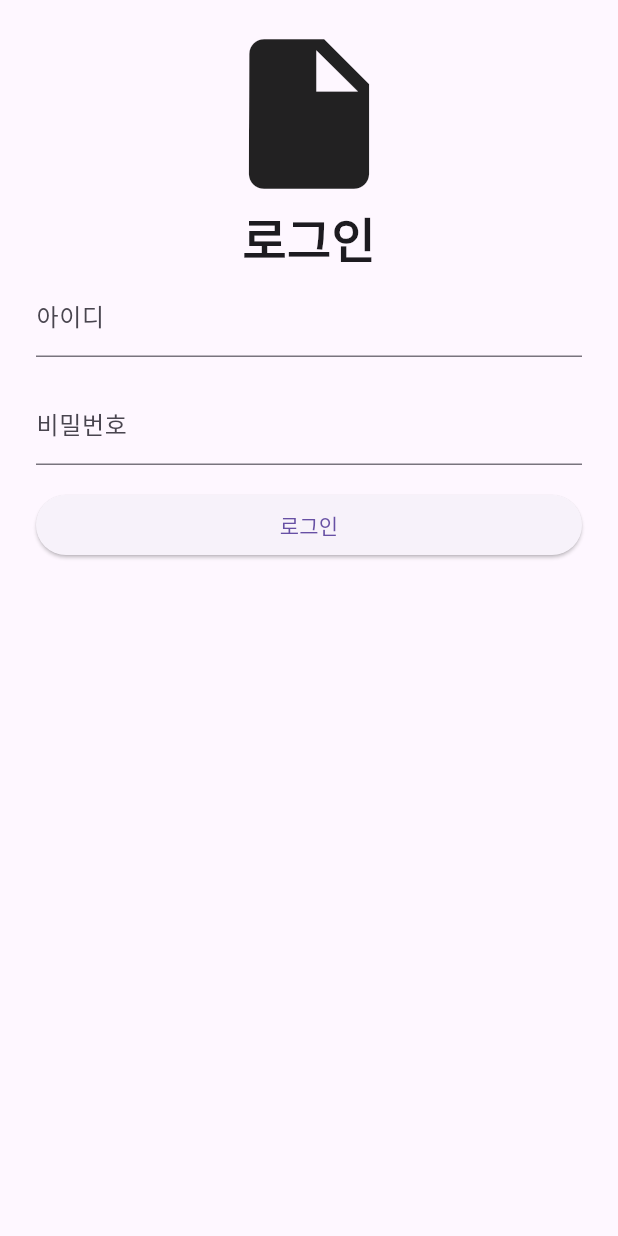
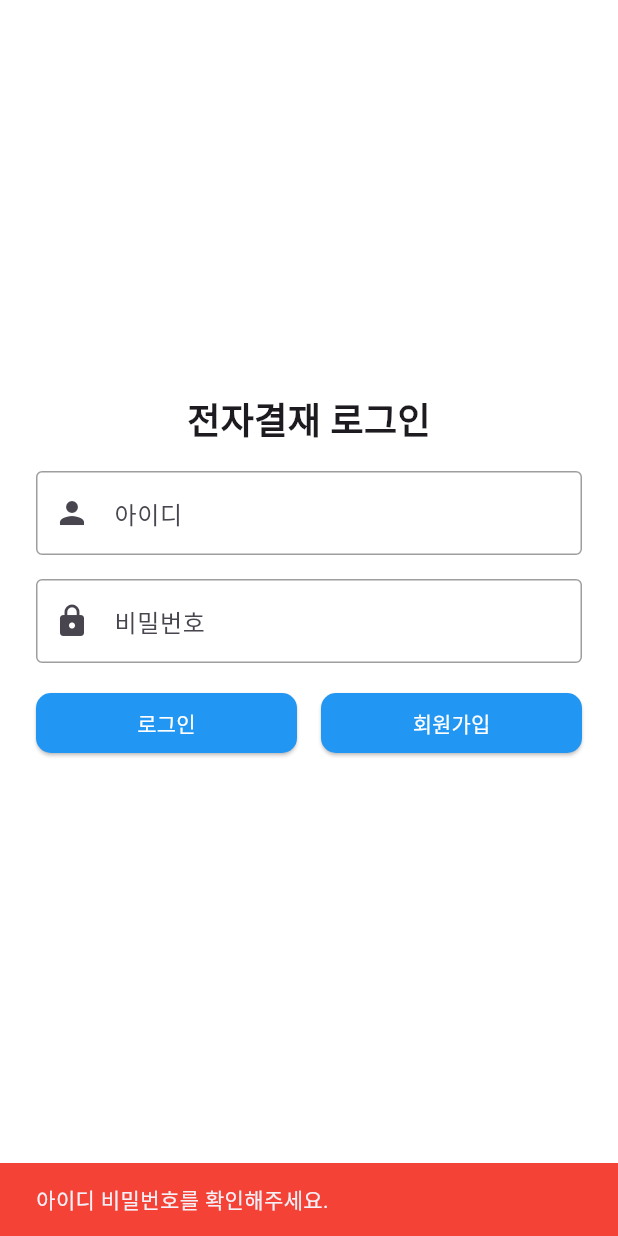
Before and after one commit to tttuer/ea, a Flutter app: the screen it shows after launch, after a tap on "로그인", on a phone screen of 412 x 824 dp. Run offline on Flutter 3.47's test engine with Material 3 defaults, Android fonts, the phone set to English and light mode, and no system bars; our stand-ins replace dio, flutter_riverpod, go_router, retrofit; generated files the repository leaves out were written again.

Commit message:
로그인 화면 구현 user 관련 구현중 dev,prod 구분 작업중

```diff
--- /dev/null
+++ b/lib/common/dio/dio.dart
@@ -0,0 +1,6 @@
+import 'package:dio/dio.dart';
+import 'package:flutter_riverpod/flutter_riverpod.dart';
+
+final dioProvider = Provider<Dio>((ref) {
+  return Dio();
+});
--- /dev/null
+++ b/lib/common/view/custom_button.dart
@@ -0,0 +1,21 @@
+import 'package:flutter/material.dart';
+
+class CustomButton extends StatelessWidget {
+  final String text;
+  final VoidCallback onPressed;
+
+  const CustomButton({super.key, required this.text, required this.onPressed});
+
+  @override
+  Widget build(BuildContext context) {
+    return ElevatedButton(
+      onPressed: onPressed,
+      style: ElevatedButton.styleFrom(
+        backgroundColor: Colors.blue,
+        foregroundColor: Colors.white,
+        shape: RoundedRectangleBorder(borderRadius: BorderRadius.circular(10)),
+      ),
+      child: Text(text),
+    );
+  }
+}
--- /dev/null
+++ b/lib/common/view/custom_input_text.dart
@@ -0,0 +1,35 @@
+import 'package:flutter/material.dart';
+
+class CustomInputText extends StatelessWidget {
+  final String labelText;
+  final IconData? prefixIcon;
+  final TextEditingController controller;
+  final bool obscureText;
+
+  const CustomInputText({
+    super.key,
+    required this.obscureText,
+    required this.labelText,
+    this.prefixIcon,
+    required this.controller,
+  });
+
+  @override
+  Widget build(BuildContext context) {
+    return TextField(
+      controller: controller,
+      obscureText: obscureText,
+      decoration: InputDecoration(
+        labelText: labelText,
+        prefixIcon: Icon(prefixIcon),
+        border: OutlineInputBorder(),
+        enabledBorder: OutlineInputBorder(
+          borderSide: BorderSide(color: Colors.grey),
+        ),
+        focusedBorder: OutlineInputBorder(
+          borderSide: BorderSide(color: Colors.blue),
+        ),
+      ),
+    );
+  }
+}
--- a/lib/common/view/default_layout.dart
+++ b/lib/common/view/default_layout.dart
@@ -6,6 +6,6 @@ class DefaultLayout extends StatelessWidget {
 
   @override
   Widget build(BuildContext context) {
-    return Scaffold(body: child);
+    return Scaffold(body: child, backgroundColor: Colors.white);
   }
 }
--- /dev/null
+++ b/lib/config/dev_config.dart
@@ -0,0 +1,4 @@
+class AppConfig {
+  static const String ENVIRONMENT = 'DEV';
+  static const String BASE_URL = 'http://localhost:8080';
+}
--- /dev/null
+++ b/lib/config/prod_config.dart
@@ -0,0 +1,4 @@
+class AppConfig {
+  static const String ENVIRONMENT = 'PROD';
+  static const String BASE_URL = 'https://arc.baeksung.kr/api';
+}
--- /dev/null
+++ b/lib/user/user_repository.dart
@@ -0,0 +1,23 @@
+import 'package:dio/dio.dart' hide Headers;
+import 'package:retrofit/retrofit.dart';
+import 'package:flutter_riverpod/flutter_riverpod.dart';
+import 'package:electronic_approval/common/dio/dio.dart';
+
+part 'user_repository.g.dart';
+
+final userRepositoryProvider = Provider<UserRepository>((ref) {
+  final dio = ref.watch(dioProvider);
+  return UserRepository(dio, baseUrl: 'http://localhost:8080');
+});
+
+@RestApi()
+abstract class UserRepository {
+  factory UserRepository(Dio dio, {required String baseUrl}) = _UserRepository;
+
+  @POST('/api/users/login')
+  @Headers({'access_token': 'true'})
+  Future<void> login({
+    @Body() required String id,
+    @Body() required String password,
+  });
+}
--- a/lib/user/view/login.dart
+++ b/lib/user/view/login.dart
@@ -1,8 +1,18 @@
 import 'package:flutter/material.dart';
 import 'package:electronic_approval/common/view/default_layout.dart';
+import 'package:electronic_approval/common/view/custom_input_text.dart';
+import 'package:electronic_approval/common/view/custom_button.dart';
 
-class LoginPage extends StatelessWidget {
+class LoginPage extends StatefulWidget {
   const LoginPage({super.key});
+
+  @override
+  State<LoginPage> createState() => _LoginPageState();
+}
+
+class _LoginPageState extends State<LoginPage> {
+  final TextEditingController _idController = TextEditingController();
+  final TextEditingController _passwordController = TextEditingController();
 
   @override
   Widget build(BuildContext context) {
@@ -11,6 +21,15 @@ class LoginPage extends StatelessWidget {
         padding: EdgeInsets.all(16),
         child: SingleChildScrollView(
           keyboardDismissBehavior: ScrollViewKeyboardDismissBehavior.onDrag,
+          child: ConstrainedBox(
+            constraints: BoxConstraints(
+              minHeight:
+                  MediaQuery.of(context).size.height -
+                  (MediaQuery.of(context).padding.top +
+                      kToolbarHeight +
+                      16 * 2),
+            ),
+            child: Center(
               child: SafeArea(
                 top: true,
                 bottom: true,
@@ -20,20 +39,56 @@ class LoginPage extends StatelessWidget {
                     crossAxisAlignment: CrossAxisAlignment.stretch,
                     mainAxisAlignment: MainAxisAlignment.center,
                     children: [
-                  Icon(Icons.insert_drive_file, size: 120),
                       _Title(),
-                  TextField(decoration: InputDecoration(labelText: '아이디')),
                       SizedBox(height: 16),
-                  TextField(decoration: InputDecoration(labelText: '비밀번호')),
+                      CustomInputText(
+                        labelText: '아이디',
+                        prefixIcon: Icons.person,
+                        controller: _idController,
+                        obscureText: false,
+                      ),
                       SizedBox(height: 16),
-                  ElevatedButton(onPressed: () {}, child: Text('로그인')),
+                      CustomInputText(
+                        labelText: '비밀번호',
+                        prefixIcon: Icons.lock,
+                        controller: _passwordController,
+                        obscureText: true,
+                      ),
+                      SizedBox(height: 16),
+                      Row(
+                        children: [
+                          Expanded(
+                            child: CustomButton(onPressed: _login, text: '로그인'),
+                          ),
+                          SizedBox(width: 16),
+                          Expanded(
+                            child: CustomButton(onPressed: () {}, text: '회원가입'),
+                          ),
+                        ],
+                      ),
                     ],
                   ),
                 ),
               ),
             ),
           ),
+        ),
+      ),
     );
+  }
+
+  void _login() {
+    final id = _idController.text;
+    final password = _passwordController.text;
+    if (id == '' || password == '') {
+      ScaffoldMessenger.of(context).showSnackBar(
+        SnackBar(
+          content: Text('아이디 비밀번호를 확인해주세요.'),
+          backgroundColor: Colors.red,
+        ),
+      );
+      return;
+    }
   }
 }
 
@@ -44,8 +99,8 @@ class _Title extends StatelessWidget {
   Widget build(BuildContext context) {
     return Center(
       child: Text(
-        '로그인',
-        style: TextStyle(fontSize: 32, fontWeight: FontWeight.w700),
+        '전자결재 로그인',
+        style: TextStyle(fontSize: 24, fontWeight: FontWeight.w700),
       ),
     );
   }
```
Also changed, not shown: pubspec.yaml (+9 -0 lines), lib/user/provider/user_provider.dart (added), lib/user/user_repository.g.dart (added), pubspec.lock. Lines whose indentation alone changed are shown as unchanged.
